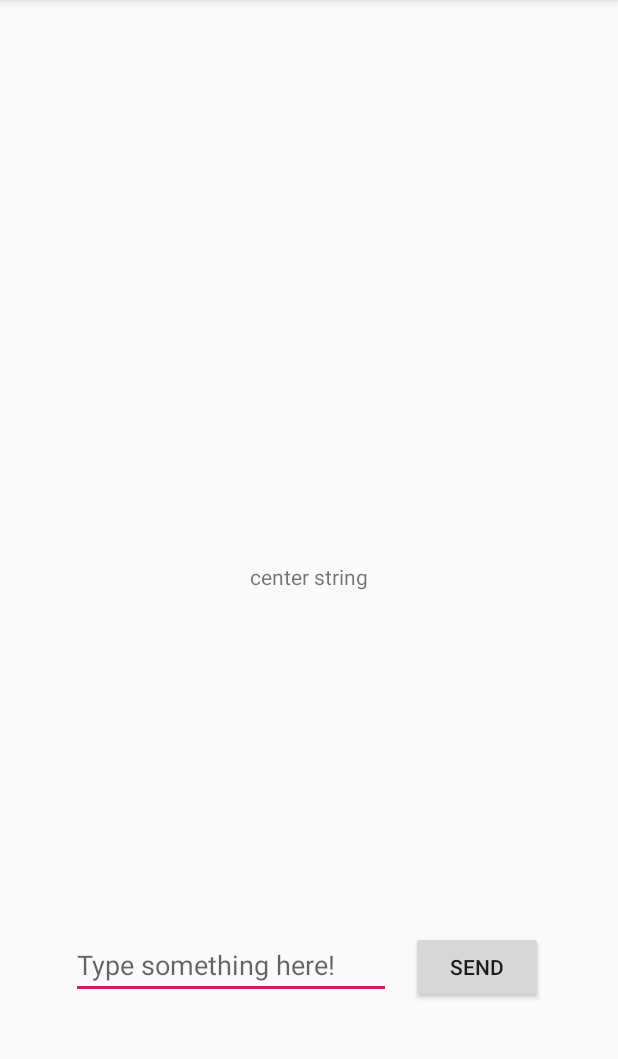
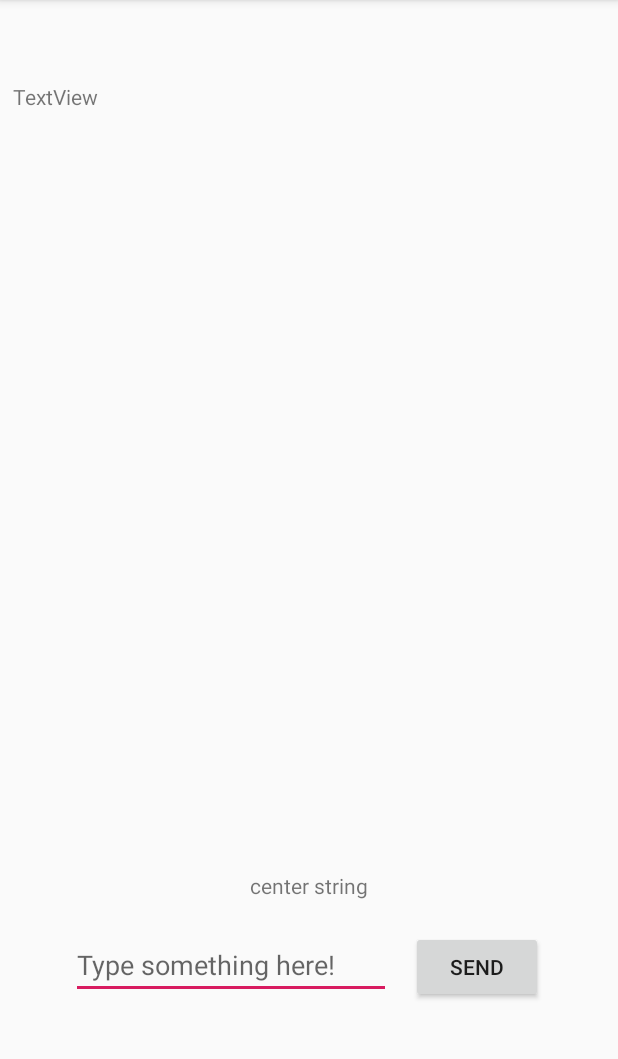
Before and after one commit to onnenon/kite, an Android app: the screen it shows after launch (MainActivity), on a phone screen of 412 x 824 dp, the part 84-1143 px from its top. Run offline under Robolectric (Android 15) with nearby library versions, the phone set to English and light mode, and no system bars.

Commit message:
A ScrollView has been added to the ApplicationTest2 project.

```diff
--- a/Experiments/ben-experiments/ApplicationTest2/app/src/main/java/com/example/applicationtest2/MainActivity.java
+++ b/Experiments/ben-experiments/ApplicationTest2/app/src/main/java/com/example/applicationtest2/MainActivity.java
@@ -1,5 +1,6 @@
 package com.example.applicationtest2;
 
+import android.content.Context;
 import android.os.Bundle;
 import android.support.design.widget.FloatingActionButton;
 import android.support.design.widget.Snackbar;
@@ -34,12 +35,16 @@ public class MainActivity extends AppCompatActivity {
         final TextView centerText = (TextView) findViewById (R.id.center_string); // This needs to be declared as final for some reason.
         final EditText typeText = (EditText) findViewById (R.id.typing_text); // This needs to be declared as final for some reason.
 
+        // final ScrollView scroll = (ScrollView) findViewById (R.id.scrollView);
+
         sendButton.setOnClickListener(new View.OnClickListener() {
 
             @Override
             public void onClick(View view) {
 
                 centerText.setText(typeText.getText());
+
+                // scroll.addView(new TextView((Context) typeText.getText()));
             }
         });
     }
--- a/Experiments/ben-experiments/ApplicationTest2/app/src/main/res/layout/content_main.xml
+++ b/Experiments/ben-experiments/ApplicationTest2/app/src/main/res/layout/content_main.xml
@@ -12,10 +12,16 @@
         android:id="@+id/center_string"
         android:layout_width="wrap_content"
         android:layout_height="wrap_content"
+        android:layout_marginStart="165dp"
+        android:layout_marginLeft="165dp"
+        android:layout_marginTop="534dp"
+        android:layout_marginEnd="165dp"
+        android:layout_marginRight="165dp"
+        android:layout_marginBottom="122dp"
         android:text="center string"
         app:layout_constraintBottom_toBottomOf="parent"
-        app:layout_constraintLeft_toLeftOf="parent"
-        app:layout_constraintRight_toRightOf="parent"
+        app:layout_constraintEnd_toEndOf="parent"
+        app:layout_constraintStart_toStartOf="parent"
         app:layout_constraintTop_toTopOf="parent" />
 
     <Button
@@ -53,4 +59,32 @@
         app:layout_constraintStart_toStartOf="parent"
         app:layout_constraintTop_toTopOf="parent" />
 
+    <ScrollView
+        android:layout_width="395dp"
+        android:layout_height="558dp"
+        android:layout_marginStart="8dp"
+        android:layout_marginLeft="8dp"
+        android:layout_marginTop="8dp"
+        android:layout_marginEnd="8dp"
+        android:layout_marginRight="8dp"
+        android:layout_marginBottom="109dp"
+        app:layout_constraintBottom_toBottomOf="parent"
+        app:layout_constraintEnd_toEndOf="parent"
+        app:layout_constraintStart_toStartOf="parent"
+        app:layout_constraintTop_toTopOf="parent">
+
+        <LinearLayout
+            android:id="@+id/linear_layout"
+            android:layout_width="wrap_content"
+            android:layout_height="wrap_content"
+            android:orientation="vertical">
+
+            <TextView
+                android:id="@+id/textView2"
+                android:layout_width="wrap_content"
+                android:layout_height="wrap_content"
+                android:text="TextView" />
+        </LinearLayout>
+    </ScrollView>
+
 </android.support.constraint.ConstraintLayout>
```
